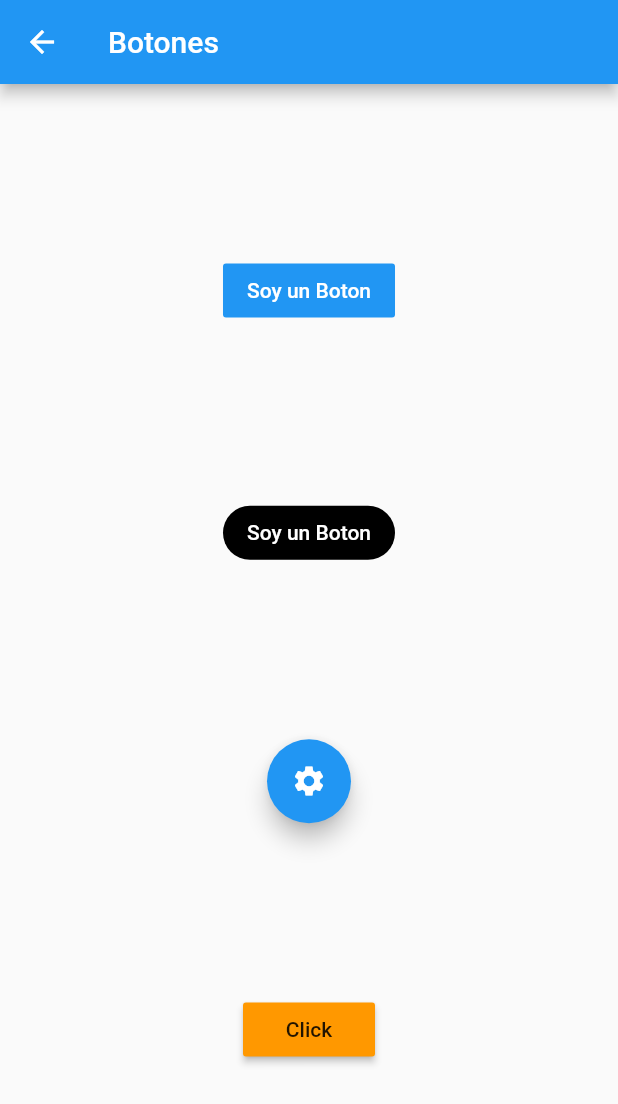
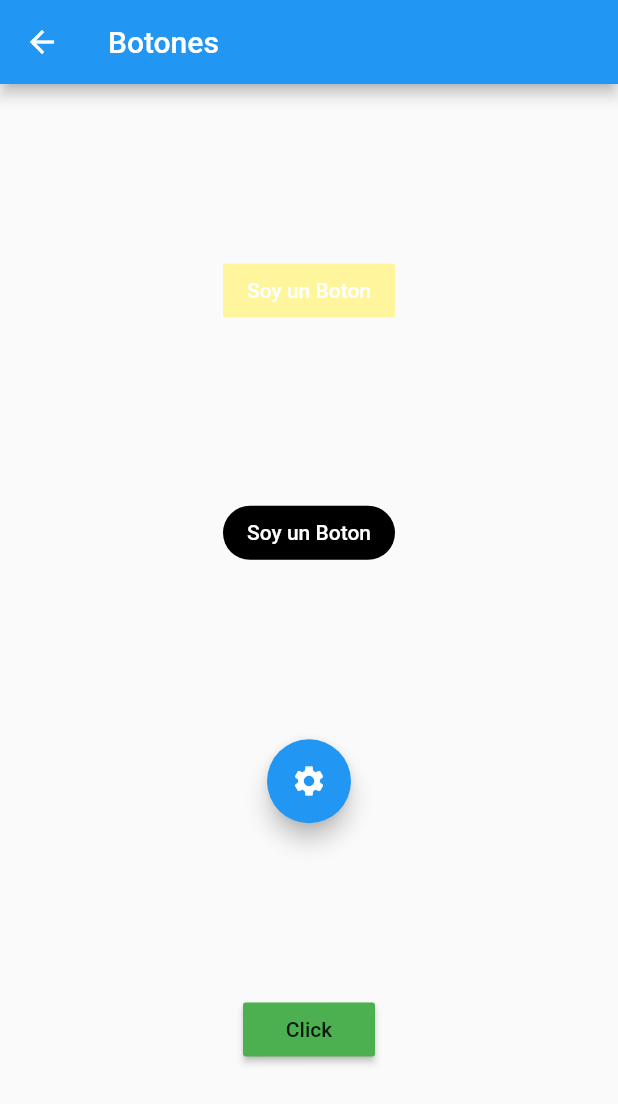
Before and after one commit to susancerc/act6_android, a Flutter app: the BotonesPage screen opened by its route, on a phone screen of 412 x 824 dp. Shown: the top 1104 px of the screen. Run offline on Flutter 3.47's test engine with Material 2 defaults, Android fonts, the phone set to English and light mode, and no system bars.

Commit message:
Update botones_page.dart

```diff
--- a/lib/src/pages/botones_page.dart
+++ b/lib/src/pages/botones_page.dart
@@ -16,7 +16,7 @@ class BotonesPage extends StatelessWidget {
                 onPressed: () {
                   print('Click');
                 },
-                color: Colors.blue,
+                color: Colors.yellow[200],
                 child: Text(
                   'Soy un Boton',
                   style: TextStyle(color: Colors.white),
@@ -39,13 +39,13 @@ class BotonesPage extends StatelessWidget {
               ),
               RaisedButton(
                 onPressed: () {},
-                color: Colors.orange,
+                color: Colors.green,
                 child: Text('Click'),
               )
-            ],
-          ), //column
-        ), //container
-      ), //body center
-    ); //scaffold
-  } //widget
+            ],// fin de widget[]
+          ), //fin de column
+        ), //fin del container
+      ), //fin de body center
+    ); //fin de scaffold
+  } // fin de widget
 } //clase botones page
```
